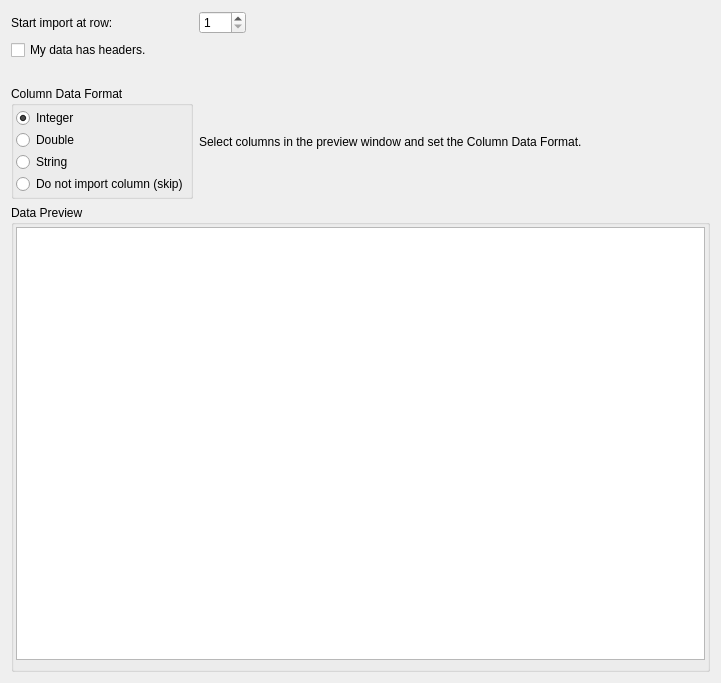
Before: the Qt Designer form Source/Plugins/IO/Widgets/ImportASCIIDataWizard/UI_Files/DataFormatPage.ui in BlueQuartzSoftware/DREAM3D, drawn with Qt 5.
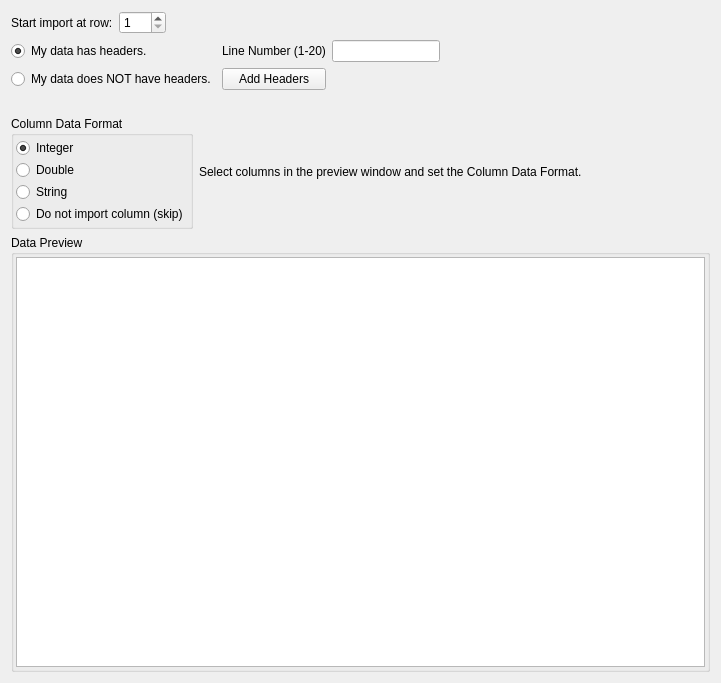
After: the same form once the commit is applied.

Commit message: Reorganizing some functions to provide more reusability of code.  Provided a cleanup function for the last page of the wizard, so that if the user clicks the "Back" button, we can customize how everything gets reset.

```diff
--- a/Source/Plugins/IO/Widgets/ImportASCIIDataWizard/UI_Files/DataFormatPage.ui
+++ b/Source/Plugins/IO/Widgets/ImportASCIIDataWizard/UI_Files/DataFormatPage.ui
@@ -13,15 +13,27 @@
   <property name="windowTitle">
    <string>WizardPage</string>
   </property>
-  <layout class="QGridLayout" name="gridLayout">
-   <item row="2" column="0">
+  <layout class="QGridLayout" name="gridLayout_4">
+   <item row="0" column="0" colspan="3">
+    <layout class="QHBoxLayout" name="horizontalLayout">
+     <item>
     <widget class="QLabel" name="label_7">
      <property name="text">
       <string>Start import at row:</string>
      </property>
     </widget>
    </item>
-   <item row="2" column="2">
+     <item>
+      <widget class="QSpinBox" name="startRowSpin">
+       <property name="minimum">
+        <number>1</number>
+       </property>
+       <property name="maximum">
+        <number>200</number>
+       </property>
+      </widget>
+     </item>
+     <item>
     <spacer name="horizontalSpacer_4">
      <property name="orientation">
       <enum>Qt::Horizontal</enum>
@@ -34,42 +46,83 @@
      </property>
     </spacer>
    </item>
-   <item row="13" column="0" colspan="4">
-    <widget class="QGroupBox" name="groupBox_2">
-     <property name="title">
-      <string>Data Preview</string>
-     </property>
-     <layout class="QGridLayout" name="gridLayout_3">
-      <property name="leftMargin">
-       <number>2</number>
-      </property>
-      <property name="topMargin">
-       <number>2</number>
-      </property>
-      <property name="rightMargin">
-       <number>2</number>
-      </property>
-      <item row="0" column="0">
-       <widget class="QTableView" name="dataView">
-        <property name="selectionMode">
-         <enum>QAbstractItemView::SingleSelection</enum>
-        </property>
-        <property name="selectionBehavior">
-         <enum>QAbstractItemView::SelectColumns</enum>
-        </property>
-       </widget>
-      </item>
-     </layout>
-    </widget>
-   </item>
-   <item row="4" column="0" colspan="3">
-    <widget class="QCheckBox" name="hasHeadersCheckBox">
+    </layout>
+   </item>
+   <item row="1" column="0" colspan="3">
+    <layout class="QGridLayout" name="gridLayout">
+     <item row="2" column="0" colspan="2">
+      <widget class="QRadioButton" name="doesNotHaveHeadersRadio">
+       <property name="text">
+        <string>My data does NOT have headers.</string>
+       </property>
+      </widget>
+     </item>
+     <item row="0" column="3" colspan="2">
+      <widget class="QLineEdit" name="headersIndexLineEdit">
+       <property name="text">
+        <string/>
+       </property>
+       <property name="placeholderText">
+        <string/>
+       </property>
+      </widget>
+     </item>
+     <item row="0" column="5">
+      <spacer name="horizontalSpacer_2">
+       <property name="orientation">
+        <enum>Qt::Horizontal</enum>
+       </property>
+       <property name="sizeType">
+        <enum>QSizePolicy::Expanding</enum>
+       </property>
+       <property name="sizeHint" stdset="0">
+        <size>
+         <width>40</width>
+         <height>20</height>
+        </size>
+       </property>
+      </spacer>
+     </item>
+     <item row="0" column="2">
+      <widget class="QLabel" name="lineNumberLabel">
+       <property name="text">
+        <string>Line Number (1-20)</string>
+       </property>
+      </widget>
+     </item>
+     <item row="2" column="2">
+      <widget class="QPushButton" name="addHeadersBtn">
+       <property name="text">
+        <string>Add Headers</string>
+       </property>
+      </widget>
+     </item>
+     <item row="2" column="3" colspan="3">
+      <spacer name="horizontalSpacer">
+       <property name="orientation">
+        <enum>Qt::Horizontal</enum>
+       </property>
+       <property name="sizeHint" stdset="0">
+        <size>
+         <width>40</width>
+         <height>20</height>
+        </size>
+       </property>
+      </spacer>
+     </item>
+     <item row="0" column="0" colspan="2">
+      <widget class="QRadioButton" name="hasHeadersRadio">
      <property name="text">
       <string>My data has headers.</string>
      </property>
-    </widget>
-   </item>
-   <item row="5" column="0">
+       <property name="checked">
+        <bool>true</bool>
+       </property>
+      </widget>
+     </item>
+    </layout>
+   </item>
+   <item row="2" column="1">
     <spacer name="verticalSpacer">
      <property name="orientation">
       <enum>Qt::Vertical</enum>
@@ -85,7 +138,7 @@
      </property>
     </spacer>
    </item>
-   <item row="8" column="0">
+   <item row="3" column="0">
     <widget class="QGroupBox" name="groupBox">
      <property name="title">
       <string>Column Data Format</string>
@@ -140,23 +193,44 @@
      </layout>
     </widget>
    </item>
-   <item row="8" column="1" colspan="2">
+   <item row="4" column="0" colspan="3">
+    <widget class="QGroupBox" name="groupBox_2">
+     <property name="title">
+      <string>Data Preview</string>
+     </property>
+     <layout class="QGridLayout" name="gridLayout_3">
+      <property name="leftMargin">
+       <number>2</number>
+      </property>
+      <property name="topMargin">
+       <number>2</number>
+      </property>
+      <property name="rightMargin">
+       <number>2</number>
+      </property>
+      <property name="bottomMargin">
+       <number>2</number>
+      </property>
+      <item row="0" column="0">
+       <widget class="QTableView" name="dataView">
+        <property name="selectionMode">
+         <enum>QAbstractItemView::SingleSelection</enum>
+        </property>
+        <property name="selectionBehavior">
+         <enum>QAbstractItemView::SelectColumns</enum>
+        </property>
+       </widget>
+      </item>
+     </layout>
+    </widget>
+   </item>
+   <item row="3" column="1">
     <widget class="QLabel" name="label">
      <property name="text">
       <string>&lt;html&gt;&lt;head/&gt;&lt;body&gt;&lt;p&gt;Select columns in the preview window and set the Column Data Format.&lt;/p&gt;&lt;/body&gt;&lt;/html&gt;</string>
      </property>
     </widget>
    </item>
-   <item row="2" column="1">
-    <widget class="QSpinBox" name="startRowSpin">
-     <property name="minimum">
-      <number>1</number>
-     </property>
-     <property name="maximum">
-      <number>200</number>
-     </property>
-    </widget>
-   </item>
   </layout>
  </widget>
  <resources/>
```
Lines whose indentation alone changed are shown as unchanged. The commit also changes 9 other files.
